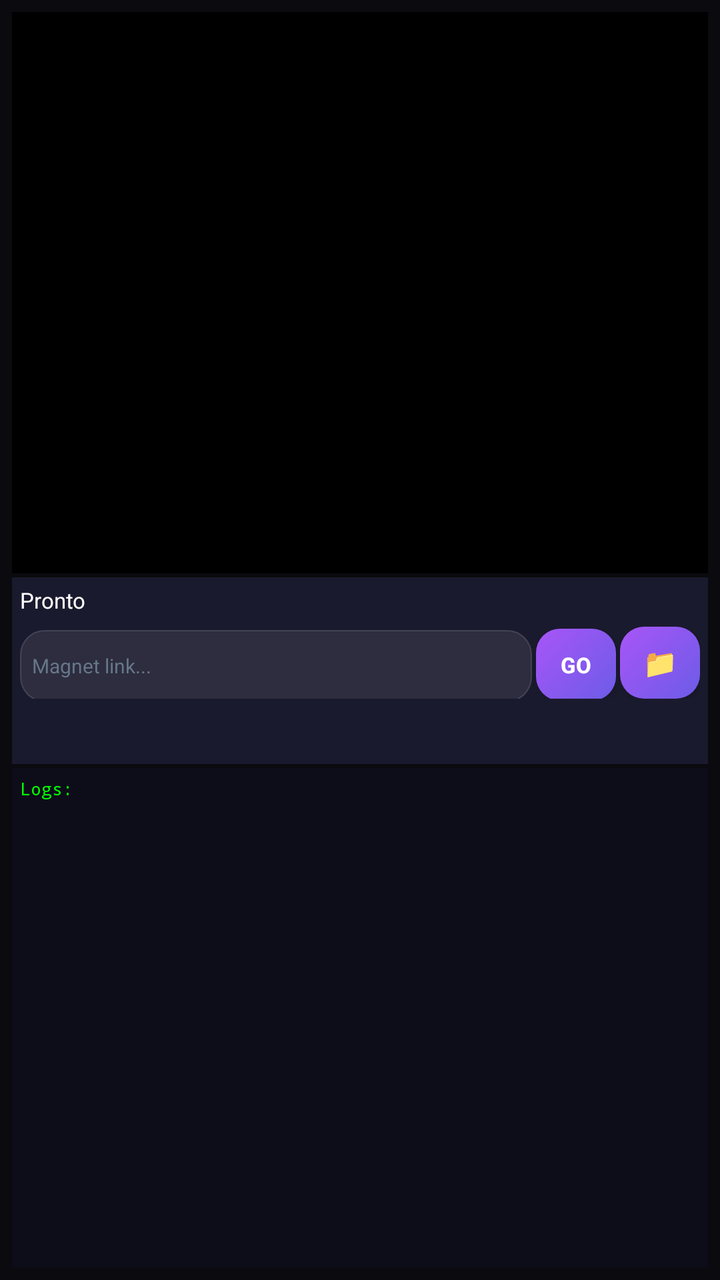
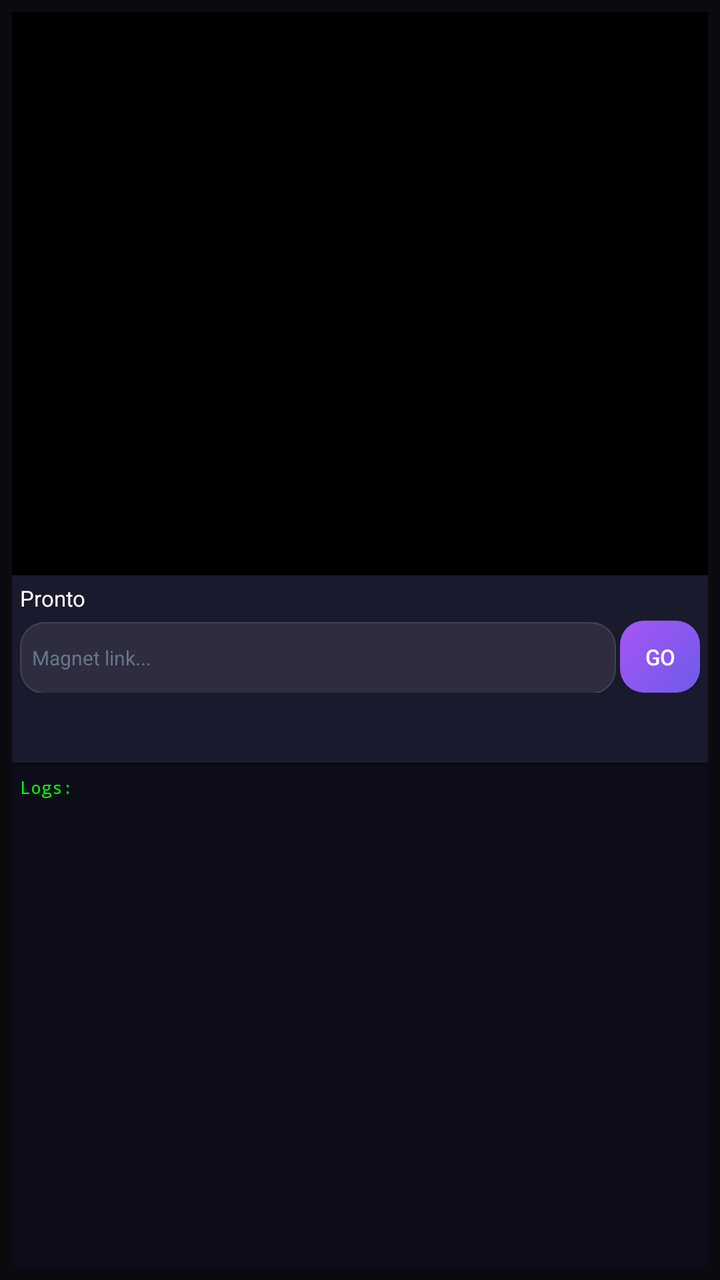

Before-and-after screenshots of an Android layout around one commit, followed by the original layout XML and the change that was made.
<!-- AndroidManifest.xml: application theme AppTheme -->
<!-- res/layout/activity_main.xml -->
<?xml version="1.0" encoding="utf-8"?>
<LinearLayout xmlns:android="http://schemas.android.com/apk/res/android"
    xmlns:app="http://schemas.android.com/apk/res-auto"
    android:layout_width="match_parent"
    android:layout_height="match_parent"
    android:orientation="vertical"
    android:background="#0a0a0f"
    android:padding="6dp">
    
    
    <FrameLayout
        android:layout_width="match_parent"
        android:layout_height="0dp"
        android:layout_weight="45"
        android:background="#000000">
        
        <androidx.media3.ui.PlayerView
            android:id="@+id/player_view"
            android:layout_width="match_parent"
            android:layout_height="match_parent"
            android:visibility="gone"
            app:show_buffering="when_playing"
            app:use_controller="true"
            app:surface_type="texture_view"
            app:resize_mode="fit" />
        
        <FrameLayout
            android:id="@+id/loading_overlay"
            android:layout_width="match_parent"
            android:layout_height="match_parent"
            android:visibility="gone"
            android:background="#80000000">
            
            <ProgressBar
                android:id="@+id/spinner_bar"
                android:layout_width="32dp"
                android:layout_height="32dp"
                android:layout_gravity="center"
                android:indeterminateTint="#6c5ce7" />
        </FrameLayout>
    </FrameLayout>
    
    
    <LinearLayout
        android:layout_width="match_parent"
        android:layout_height="0dp"
        android:layout_weight="15"
        android:orientation="vertical"
        android:background="#1a1a2e"
        android:padding="4dp"
        android:layout_marginTop="2dp">
        
        <TextView
            android:id="@+id/status_text"
            android:layout_width="match_parent"
            android:layout_height="wrap_content"
            android:text="Pronto"
            android:textColor="#fff"
            android:textSize="11sp"
            android:layout_marginBottom="2dp" />
        
        <ProgressBar
            android:id="@+id/buffer_bar"
            style="?android:attr/progressBarStyleHorizontal"
            android:layout_width="match_parent"
            android:layout_height="3dp"
            android:progressTint="#6c5ce7"
            android:progressBackgroundTint="#33ffffff"
            android:visibility="gone" />
        
        <LinearLayout
            android:layout_width="match_parent"
            android:layout_height="wrap_content"
            android:orientation="horizontal"
            android:layout_marginTop="4dp">
            
            <EditText
                android:id="@+id/magnet_input"
                android:layout_width="0dp"
                android:layout_height="36dp"
                android:layout_weight="1"
                android:background="@drawable/input_bg"
                android:hint="Magnet link..."
                android:textColorHint="#667788"
                android:inputType="textMultiLine"
                android:padding="6dp"
                android:textColor="#fff"
                android:textSize="10sp" />
            
            <Button
                android:id="@+id/btn_play"
                android:layout_width="40dp"
                android:layout_height="36dp"
                android:layout_marginStart="2dp"
                android:background="@drawable/btn_primary"
                android:text="GO"
                android:textColor="#fff"
                android:textStyle="bold"
                android:textSize="11sp" />
            
            <Button
                android:id="@+id/btn_torrent"
                android:layout_width="40dp"
                android:layout_height="36dp"
                android:layout_marginStart="2dp"
                android:background="@drawable/btn_primary"
                android:text="📁"
                android:textColor="#fff"
                android:textSize="14sp" />
        </LinearLayout>
        
        <LinearLayout
            android:layout_width="match_parent"
            android:layout_height="wrap_content"
            android:orientation="horizontal"
            android:layout_marginTop="4dp">
            
            <Button
                android:id="@+id/btn_watch"
                android:layout_width="0dp"
                android:layout_height="34dp"
                android:layout_weight="1"
                android:background="@drawable/btn_success"
                android:text="▶ ASSISTIR"
                android:textColor="#fff"
                android:textStyle="bold"
                android:textSize="11sp"
                android:visibility="gone" />
            
            <Button
                android:id="@+id/btn_stop"
                android:layout_width="0dp"
                android:layout_height="34dp"
                android:layout_weight="1"
                android:layout_marginStart="4dp"
                android:background="@drawable/btn_danger"
                android:text="⏹ PARAR"
                android:textColor="#fff"
                android:textStyle="bold"
                android:textSize="11sp"
                android:visibility="gone" />
        </LinearLayout>
    </LinearLayout>
    
    
    <ScrollView
        android:id="@+id/log_scroll"
        android:layout_width="match_parent"
        android:layout_height="0dp"
        android:layout_weight="40"
        android:background="#0d0d1a"
        android:layout_marginTop="2dp">
        
        <TextView
            android:id="@+id/debug_text"
            android:layout_width="match_parent"
            android:layout_height="wrap_content"
            android:text="Logs:"
            android:textColor="#00ff00"
            android:textSize="9sp"
            android:fontFamily="monospace"
            android:padding="4dp" />
    </ScrollView>
    
</LinearLayout>
<!-- resources referenced by this layout -->
<resources>
  <!-- drawable btn_danger (drawable) -->
  <?xml version="1.0" encoding="utf-8"?>
  <shape xmlns:android="http://schemas.android.com/apk/res/android">
      <solid android:color="#33ffffff" />
      <corners android:radius="12dp" />
      <stroke android:width="0.5dp" android:color="#44ffffff" />
  </shape>
  <!-- drawable btn_primary (drawable) -->
  <?xml version="1.0" encoding="utf-8"?>
  <shape xmlns:android="http://schemas.android.com/apk/res/android">
      <gradient android:startColor="#6c5ce7" android:endColor="#a855f7" android:angle="135" />
      <corners android:radius="12dp" />
  </shape>
  <!-- drawable btn_success (drawable) -->
  <?xml version="1.0" encoding="utf-8"?>
  <shape xmlns:android="http://schemas.android.com/apk/res/android">
      <gradient android:startColor="#00b894" android:endColor="#00cec9" android:angle="135" />
      <corners android:radius="12dp" />
  </shape>
  <!-- drawable input_bg (drawable) -->
  <?xml version="1.0" encoding="utf-8"?>
  <shape xmlns:android="http://schemas.android.com/apk/res/android">
      <solid android:color="#15ffffff" />
      <corners android:radius="12dp" />
      <stroke android:width="0.5dp" android:color="#25ffffff" />
  </shape>
  <style name="AppTheme" parent="Theme.AppCompat.NoActionBar">
          <item name="android:windowBackground">@color/background</item>
          <item name="android:statusBarColor">@color/background</item>
          <item name="android:navigationBarColor">@color/background</item>
          <item name="colorPrimary">@color/primary</item>
          <item name="colorPrimaryDark">@color/primary_dark</item>
          <item name="colorAccent">@color/accent</item>
      </style>
  <color name="background">#0a0a0f</color>
  <color name="primary">#6c5ce7</color>
  <color name="primary_dark">#5a4bd1</color>
  <color name="accent">#00b894</color>
</resources>

<!-- the commit's change to res/layout/activity_main.xml (unified diff, before → after) -->
@@ -1,12 +1,10 @@
 <?xml version="1.0" encoding="utf-8"?>
 <LinearLayout xmlns:android="http://schemas.android.com/apk/res/android"
-    xmlns:app="http://schemas.android.com/apk/res-auto"
     android:layout_width="match_parent"
     android:layout_height="match_parent"
     android:orientation="vertical"
     android:background="#0a0a0f"
     android:padding="6dp">
-    
     
     <FrameLayout
         android:layout_width="match_parent"
@@ -14,32 +12,20 @@
         android:layout_weight="45"
         android:background="#000000">
         
-        <androidx.media3.ui.PlayerView
-            android:id="@+id/player_view"
+        <WebView
+            android:id="@+id/webview"
             android:layout_width="match_parent"
             android:layout_height="match_parent"
-            android:visibility="gone"
-            app:show_buffering="when_playing"
-            app:use_controller="true"
-            app:surface_type="texture_view"
-            app:resize_mode="fit" />
+            android:visibility="gone" />
         
-        <FrameLayout
-            android:id="@+id/loading_overlay"
-            android:layout_width="match_parent"
-            android:layout_height="match_parent"
-            android:visibility="gone"
-            android:background="#80000000">
-            
-            <ProgressBar
-                android:id="@+id/spinner_bar"
-                android:layout_width="32dp"
-                android:layout_height="32dp"
-                android:layout_gravity="center"
-                android:indeterminateTint="#6c5ce7" />
-        </FrameLayout>
+        <ProgressBar
+            android:id="@+id/spinner_bar"
+            android:layout_width="32dp"
+            android:layout_height="32dp"
+            android:layout_gravity="center"
+            android:indeterminateTint="#6c5ce7"
+            android:visibility="gone" />
     </FrameLayout>
-    
     
     <LinearLayout
         android:layout_width="match_parent"
@@ -47,8 +33,7 @@
         android:layout_weight="15"
         android:orientation="vertical"
         android:background="#1a1a2e"
-        android:padding="4dp"
-        android:layout_marginTop="2dp">
+        android:padding="4dp">
         
         <TextView
             android:id="@+id/status_text"
@@ -56,8 +41,7 @@
             android:layout_height="wrap_content"
             android:text="Pronto"
             android:textColor="#fff"
-            android:textSize="11sp"
-            android:layout_marginBottom="2dp" />
+            android:textSize="11sp" />
         
         <ProgressBar
             android:id="@+id/buffer_bar"
@@ -82,7 +66,6 @@
                 android:background="@drawable/input_bg"
                 android:hint="Magnet link..."
                 android:textColorHint="#667788"
-                android:inputType="textMultiLine"
                 android:padding="6dp"
                 android:textColor="#fff"
                 android:textSize="10sp" />
@@ -95,18 +78,7 @@
                 android:background="@drawable/btn_primary"
                 android:text="GO"
                 android:textColor="#fff"
-                android:textStyle="bold"
                 android:textSize="11sp" />
-            
-            <Button
-                android:id="@+id/btn_torrent"
-                android:layout_width="40dp"
-                android:layout_height="36dp"
-                android:layout_marginStart="2dp"
-                android:background="@drawable/btn_primary"
-                android:text="📁"
-                android:textColor="#fff"
-                android:textSize="14sp" />
         </LinearLayout>
         
         <LinearLayout
@@ -123,7 +95,6 @@
                 android:background="@drawable/btn_success"
                 android:text="▶ ASSISTIR"
                 android:textColor="#fff"
-                android:textStyle="bold"
                 android:textSize="11sp"
                 android:visibility="gone" />
             
@@ -136,15 +107,12 @@
                 android:background="@drawable/btn_danger"
                 android:text="⏹ PARAR"
                 android:textColor="#fff"
-                android:textStyle="bold"
                 android:textSize="11sp"
                 android:visibility="gone" />
         </LinearLayout>
     </LinearLayout>
     
-    
     <ScrollView
-        android:id="@+id/log_scroll"
         android:layout_width="match_parent"
         android:layout_height="0dp"
         android:layout_weight="40"
